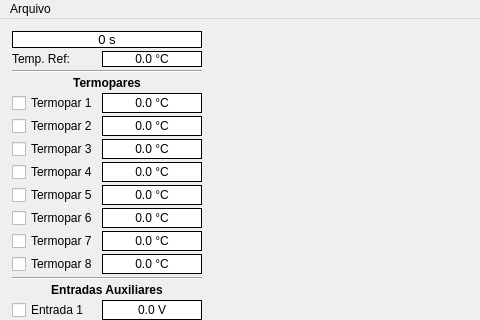
First picture: the form in uifiles/TCMon.ui, repository eduardobatista/TCMonPy, before the edit; both pictures show x 0 to 480 and y 0 to 320 of the 779 by 653 pixel window.
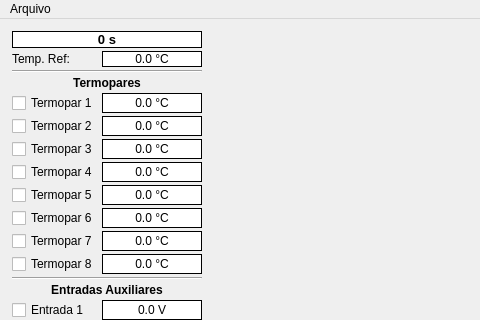
Second picture: the form after the edit.

Commit message: Controle manual incluído.

The edit to the form file:
```diff
--- a/uifiles/TCMon.ui
+++ b/uifiles/TCMon.ui
@@ -7,7 +7,7 @@
     <x>0</x>
     <y>0</y>
     <width>779</width>
-    <height>587</height>
+    <height>603</height>
    </rect>
   </property>
   <property name="windowTitle">
@@ -596,6 +596,8 @@
          <property name="font">
           <font>
            <pointsize>10</pointsize>
+           <weight>75</weight>
+           <bold>true</bold>
           </font>
          </property>
          <property name="styleSheet">
```
Left out of the diff: 136 changed lines with no effect on the pictures. The commit also changes 2 other files.
